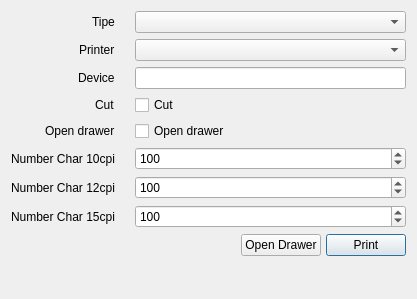
First picture: the form in libprint/printtestdialog.ui, repository apinprastya/sultan, before the edit.
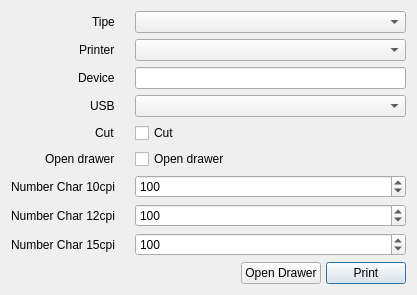
Second picture: the form after the edit.

Commit message: adding usb device to print test dialog

```diff
--- a/libprint/printtestdialog.ui
+++ b/libprint/printtestdialog.ui
@@ -7,7 +7,7 @@
     <x>0</x>
     <y>0</y>
     <width>417</width>
-    <height>299</height>
+    <height>293</height>
    </rect>
   </property>
   <property name="windowTitle">
@@ -27,28 +27,28 @@
      </property>
     </widget>
    </item>
-   <item row="3" column="0">
-    <widget class="QLabel" name="label_2">
-     <property name="text">
-      <string>Cut</string>
-     </property>
-    </widget>
-   </item>
    <item row="4" column="0">
-    <widget class="QLabel" name="label_3">
+    <widget class="QLabel" name="label_2">
      <property name="text">
-      <string>Open drawer</string>
+      <string>Cut</string>
      </property>
     </widget>
    </item>
    <item row="5" column="0">
+    <widget class="QLabel" name="label_3">
+     <property name="text">
+      <string>Open drawer</string>
+     </property>
+    </widget>
+   </item>
+   <item row="6" column="0">
     <widget class="QLabel" name="label_4">
      <property name="text">
       <string>Number Char 10cpi</string>
      </property>
     </widget>
    </item>
-   <item row="6" column="0">
+   <item row="7" column="0">
     <widget class="QLabel" name="label_5">
      <property name="text">
       <string>Number Char 12cpi</string>
@@ -58,31 +58,31 @@
    <item row="1" column="1">
     <widget class="QComboBox" name="comboPrint"/>
    </item>
-   <item row="3" column="1">
-    <widget class="QCheckBox" name="checkCut">
-     <property name="text">
-      <string>Cut</string>
-     </property>
-    </widget>
-   </item>
    <item row="4" column="1">
-    <widget class="QCheckBox" name="checkDrawer">
+    <widget class="QCheckBox" name="checkCut">
      <property name="text">
-      <string>Open drawer</string>
+      <string>Cut</string>
      </property>
     </widget>
    </item>
    <item row="5" column="1">
-    <widget class="QSpinBox" name="spin10">
-     <property name="maximum">
-      <number>1000</number>
-     </property>
-     <property name="value">
-      <number>100</number>
+    <widget class="QCheckBox" name="checkDrawer">
+     <property name="text">
+      <string>Open drawer</string>
      </property>
     </widget>
    </item>
    <item row="6" column="1">
+    <widget class="QSpinBox" name="spin10">
+     <property name="maximum">
+      <number>1000</number>
+     </property>
+     <property name="value">
+      <number>100</number>
+     </property>
+    </widget>
+   </item>
+   <item row="7" column="1">
     <widget class="QSpinBox" name="spin12">
      <property name="maximum">
       <number>1000</number>
@@ -92,7 +92,7 @@
      </property>
     </widget>
    </item>
-   <item row="8" column="1">
+   <item row="9" column="1">
     <layout class="QHBoxLayout" name="horizontalLayout">
      <property name="spacing">
       <number>5</number>
@@ -132,7 +132,7 @@
      </item>
     </layout>
    </item>
-   <item row="7" column="1">
+   <item row="8" column="1">
     <widget class="QSpinBox" name="spin15">
      <property name="maximum">
       <number>1000</number>
@@ -142,7 +142,7 @@
      </property>
     </widget>
    </item>
-   <item row="7" column="0">
+   <item row="8" column="0">
     <widget class="QLabel" name="label_6">
      <property name="text">
       <string>Number Char 15cpi</string>
@@ -169,6 +169,16 @@
    <item row="2" column="1">
     <widget class="QLineEdit" name="lineDevice"/>
    </item>
+   <item row="3" column="0">
+    <widget class="QLabel" name="labelUSB">
+     <property name="text">
+      <string>USB</string>
+     </property>
+    </widget>
+   </item>
+   <item row="3" column="1">
+    <widget class="QComboBox" name="comboUSB"/>
+   </item>
   </layout>
  </widget>
  <resources/>
```
Left out of the diff: 17 changed lines with no effect on the pictures. The commit also changes 2 other files.
